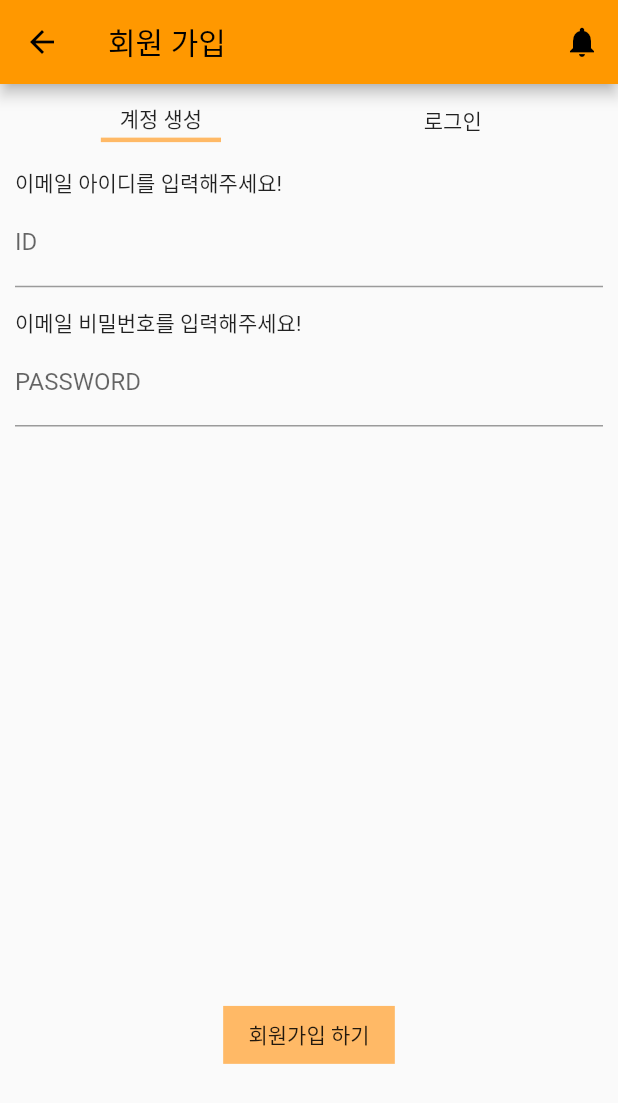
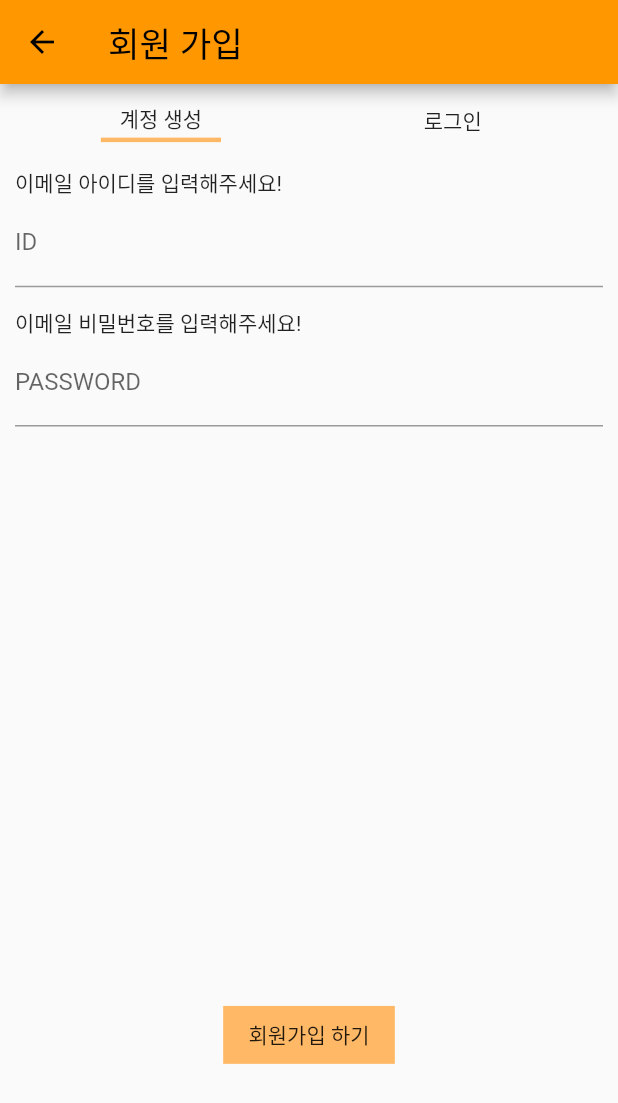
Before and after one commit to nuri-organization/nuri, a Flutter app: the EmailInfoScreen screen opened directly, on a phone screen of 412 x 824 dp. Shown: the top 1103 px of the screen. Run offline on Flutter 3.47's test engine with Material 2 defaults, Android fonts, the phone set to English and light mode, and no system bars; our stand-ins replace bloc, cloud_firestore, dio, equatable, firebase_core, firebase_messaging and 8 more; accounts and stored records are empty; Roboto replaces fonts that are missing (dnf); key blocks and very long unbroken strings in the code were emptied for the run.

Commit message:
fix : 기능 수정

```diff
--- a/lib/config/constants.dart
+++ b/lib/config/constants.dart
@@ -23,4 +23,8 @@ class Constants{
   static const theme3 = Color(0xFFFEE092);
   static const theme4 = Color(0xFFFFB966);
 
+  static const fontSizedSmall = 8;
+  static const fontSizedNormal = 14;
+  static const fontSizedBig = 20;
+
 }
--- a/lib/config/scaffold.dart
+++ b/lib/config/scaffold.dart
@@ -1,7 +1,8 @@
 import 'package:flutter/material.dart';
 import 'package:flutter_bloc/flutter_bloc.dart';
-import 'package:nuri/data/local/local_storage.dart';
-import 'package:nuri/ui/screen/notification/notiifcation_screen.dart';
+import 'package:flutter_screenutil/flutter_screenutil.dart';
+import 'package:nuri/config/constants.dart';
+import 'package:nuri/ui/screen/notification/notification_screen.dart';
 import 'package:nuri/ui/screen/shortory/shortory_post_screen.dart';
 import 'package:nuri/ui/screen/travel/travel_post_screen.dart';
 import 'package:nuri/ui/common/action_button.dart';
@@ -9,7 +10,9 @@ import 'package:nuri/ui/common/bottom_nav/bottomnav_router.dart';
 import 'package:nuri/ui/common/bottom_nav/bottomnav_state.dart';
 import 'package:nuri/ui/common/bottom_nav/navigation_cubit.dart';
 import 'package:nuri/ui/common/bottom_nav/nuri_bottomnavigation_constants.dart';
+import 'package:nuri/ui/common/nuri_material.dart';
 
+// ignore: must_be_immutable
 class NuriScaffold extends StatelessWidget {
   NuriScaffold({super.key, this.isInBottomNavigation = false, this.child, this.title = "누리", this.isInAppbar = true});
   bool isInBottomNavigation;
@@ -21,14 +24,40 @@ class NuriScaffold extends StatelessWidget {
   Widget build(BuildContext context) {
     if(isInBottomNavigation){
       return Scaffold(
+        drawer: Drawer(
+          child: SafeArea(
+            child: Column(
+              children: [
+                Container(height: 0.1, width: double.infinity, color: Colors.black,),
+                NuriTextButton(
+                  title: "로그아웃",
+                  textStyle: TextStyle(
+                      fontSize: Constants.fontSizedNormal.sp,
+                      color: Colors.red
+                  ),
+                )
+              ],
+            ),
+          ),
+        ),
         appBar: AppBar(
-          title: Text("누리"),
+          title: Text(
+              "누리",
+              style: TextStyle(
+                  fontSize: Constants.fontSizedBig.sp
+              )
+          ),
           actions: [
             IconButton(
                 onPressed: (){
-                  Navigator.push(context, MaterialPageRoute(builder: (_) => const NotificationScreen()));
+                  Navigator.push(
+                      context,
+                      MaterialPageRoute(
+                          builder: (_) => const NotificationScreen()
+                      )
+                  );
                 },
-                icon: Icon(Icons.notifications)
+                icon: const Icon(Icons.notifications)
             )
           ],
         ),
@@ -60,7 +89,12 @@ class NuriScaffold extends StatelessWidget {
              return ActionButton(children: [
                ActionButtonSetting(
                    onPressed: (){
-                     Navigator.push(context, MaterialPageRoute(builder: (BuildContext context) => const ShortoryPostScreen()));
+                     Navigator.push(
+                         context,
+                         MaterialPageRoute(
+                             builder: (BuildContext context) => const ShortoryPostScreen()
+                         )
+                     );
                    },
                    icon: const Icon(Icons.add)
                )
@@ -70,7 +104,12 @@ class NuriScaffold extends StatelessWidget {
               return ActionButton(children: [
                 ActionButtonSetting(
                     onPressed: (){
-                      Navigator.push(context, MaterialPageRoute(builder: (BuildContext context) => const TravelPostScreen()));
+                      Navigator.push(
+                          context,
+                          MaterialPageRoute(
+                              builder: (BuildContext context) => const TravelPostScreen()
+                          )
+                      );
                     },
                     icon: const Icon(Icons.add),
                 ),
@@ -84,10 +123,10 @@ class NuriScaffold extends StatelessWidget {
     return Scaffold(
       appBar: isInAppbar
           ? AppBar(
-              title: Text(title!),
-              actions: [
-                IconButton(onPressed: (){}, icon: Icon(Icons.notifications))
-              ],
+              title: Text(
+                title!,
+                style: TextStyle(fontSize: Constants.fontSizedBig.sp),
+              ),
             )
           : null,
       body:SafeArea(
--- a/lib/cubit/Login/login_cubit.dart
+++ b/lib/cubit/Login/login_cubit.dart
@@ -22,10 +22,10 @@ class LoginCubit extends Cubit<LoginState> {
   Future<bool> signIn({required String loginId, required String loginPassword}) async{
     var result = await loginRepository.signIn(loginId: loginId, loginPassword: loginPassword);
 
-    if(result){
+    if(result != ""){
       LocalStorage().setUserIdToken(result).then((value) => emit(LoginState(loginStatus: LoginStatus.finish)));
     }
-    if(!result){
+    if(result == ""){
       return result;
     }
     return true;
--- a/lib/data/remote/login/login_api.dart
+++ b/lib/data/remote/login/login_api.dart
@@ -1,4 +1,5 @@
 import 'package:dio/dio.dart';
+import 'package:logger/logger.dart';
 import 'package:nuri/config/api.dart';
 import 'package:nuri/data/model/login/login_model.dart';
 
@@ -45,7 +46,7 @@ class LoginApi extends Api{
 
       Response response = await dio.post("$baseUrl/account/sign-in",data: requestBody);
 
-
+      Logger().i(response);
       var data = response.data["userId"];
 
       return data;
--- /dev/null
+++ b/lib/ui/common/nuri_material.dart
@@ -0,0 +1,4 @@
+export 'package:nuri/ui/common/nuri_text_button.dart';
+export 'package:nuri/ui/common/nuri_date_picker.dart';
+export 'package:nuri/ui/common/nuri_dialog.dart';
+export 'package:nuri/config/scaffold.dart';
--- /dev/null
+++ b/lib/ui/common/nuri_text_button.dart
@@ -0,0 +1,20 @@
+// ignore_for_file: must_be_immutable
+
+import 'package:flutter/material.dart';
+
+class NuriTextButton extends StatelessWidget {
+  NuriTextButton({super.key, required this.title, this.textStyle});
+
+  String title;
+  TextStyle? textStyle;
+
+  @override
+  Widget build(BuildContext context) {
+    return InkWell(
+      child: Text(title,style: textStyle,),
+      onTap: (){
+
+      },
+    );
+  }
+}
--- /dev/null
+++ b/lib/ui/common/text_input_field.dart
@@ -0,0 +1,31 @@
+import 'package:flutter/material.dart';
+
+
+// ignore: must_be_immutable
+class TextInputField extends StatelessWidget {
+  TextInputField({super.key, required this.title, required this.labelHint, required this.content});
+
+  String title;
+  String labelHint;
+  void Function(String) content;
+
+  @override
+  Widget build(BuildContext context) {
+    return Column(
+      crossAxisAlignment: CrossAxisAlignment.start,
+      children: [
+        Text(title),
+        SizedBox(
+            child: TextField(
+              textCapitalization: TextCapitalization.words,
+              keyboardType: TextInputType.name,
+              onChanged: content,
+              decoration: InputDecoration(
+                  labelText: labelHint
+              ),
+            )
+        )
+      ],
+    );
+  }
+}
--- a/lib/ui/screen/login/email_info_screen.dart
+++ b/lib/ui/screen/login/email_info_screen.dart
@@ -4,6 +4,7 @@ import 'package:flutter_screenutil/flutter_screenutil.dart';
 import 'package:nuri/config/constants.dart';
 import 'package:nuri/config/scaffold.dart';
 import 'package:nuri/cubit/Login/login_cubit.dart';
+import 'package:nuri/ui/common/text_input_field.dart';
 import 'package:nuri/ui/screen/profile/profile_input_screen.dart';
 import 'package:nuri/ui/common/nuri_dialog.dart';
 
@@ -23,6 +24,8 @@ class _EmailInfoScreenState extends State<EmailInfoScreen> {
   Widget build(BuildContext context) {
     return NuriScaffold(
       title: isLogin ? "로그인" : "회원 가입",
+      child: SingleChildScrollView(
+        keyboardDismissBehavior: ScrollViewKeyboardDismissBehavior.onDrag,
         child: BlocBuilder<LoginCubit, LoginState>(
           builder: (context, state) {
             return Column(
@@ -84,7 +87,7 @@ class _EmailInfoScreenState extends State<EmailInfoScreen> {
                 SizedBox(
                   height: 13.h,
                 ),
-              _GetTextField(
+                TextInputField(
                   title: "이메일 아이디를 입력해주세요!",
                   labelHint: "ID",
                   content: (value) {
@@ -96,7 +99,7 @@ class _EmailInfoScreenState extends State<EmailInfoScreen> {
                 SizedBox(
                   height: 10.h,
                 ),
-              _GetTextField(
+                TextInputField(
                   title: "이메일 비밀번호를 입력해주세요!",
                   labelHint: "PASSWORD",
                   content: (value) {
@@ -117,33 +120,7 @@ class _EmailInfoScreenState extends State<EmailInfoScreen> {
             );
           },
         ),
-    );
-  }
-}
-
-class _GetTextField extends StatelessWidget {
-  _GetTextField(
-      {super.key,
-      required this.title,
-      required this.labelHint,
-      required this.content});
-
-  String title;
-  String labelHint;
-  void Function(String) content;
-
-  @override
-  Widget build(BuildContext context) {
-    return Column(
-      crossAxisAlignment: CrossAxisAlignment.start,
-      children: [
-        Text(title),
-        SizedBox(
-            child: TextField(
-          onChanged: content,
-          decoration: InputDecoration(labelText: labelHint),
-        ))
-      ],
+      ),
     );
   }
 }
```
Also changed, not shown: lib/ui/screen/notification/notification_screen.dart (renamed from lib/ui/screen/notification/notiifcation_screen.dart). Lines whose indentation alone changed are shown as unchanged.
